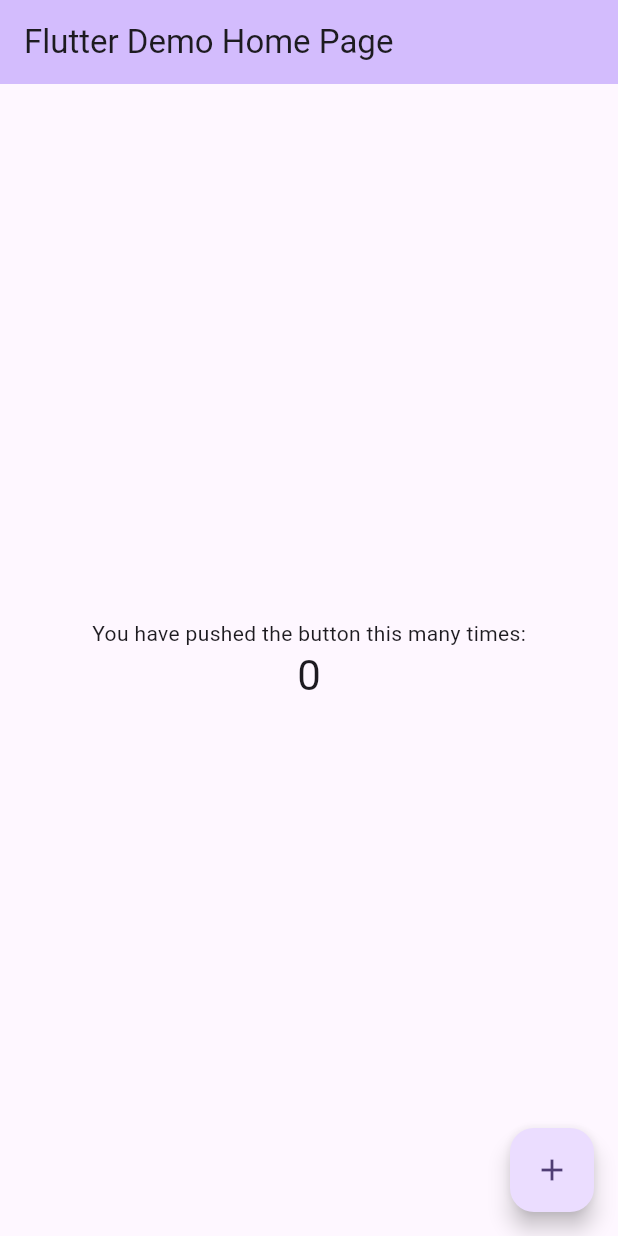
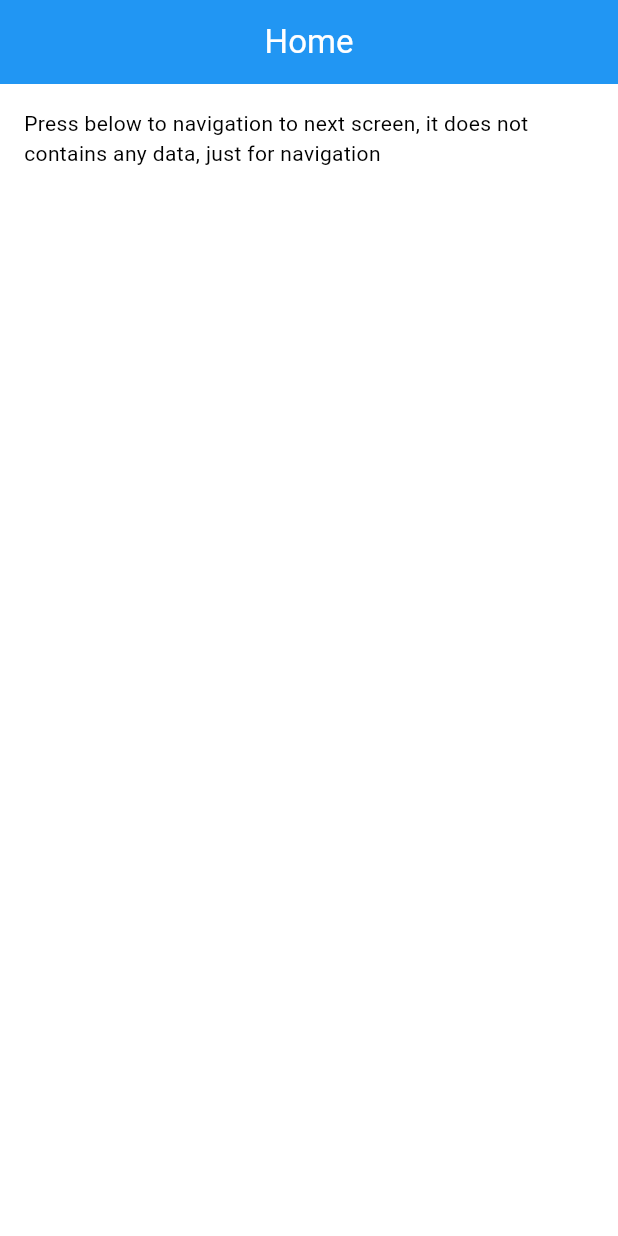
Before and after one commit to sameerkzconnect/flutter_routes_bloc, a Flutter app: the screen it shows after launch, on a phone screen of 412 x 824 dp. Run offline on Flutter 3.47's test engine with Material 3 defaults, Android fonts, the phone set to English and light mode, and no system bars; our stand-ins replace flutter_bloc; generated files the repository leaves out were written again.

Commit message:
Project created
1.Added two screen
2.Added i18 to store strings
3.Added cubit and common states

```diff
--- /dev/null
+++ b/l10n.yaml
@@ -0,0 +1,3 @@
+arb-dir: lib/l10n
+template-arb-file: intl_en.arb
+output-localization-file: app_localizations.dart
--- /dev/null
+++ b/lib/l10n/intl_en.arb
@@ -0,0 +1,10 @@
+{
+  "@@locale": "en",
+  "appTitle": "Flutter Sample Project",
+  "titleHomeScreen": "Home",
+  "titleListScreen": "List",
+  "titleErrorScreen": "Error",
+  "infoHome": "Press below to navigation to next screen, it does not contains any data, just for navigation",
+  "infoList": "Tap on any list item to pass data into next screen.",
+  "infoError": "Something wrong happened. Please go to previous screen."
+}
--- /dev/null
+++ b/lib/logic/events/screen_events.dart
@@ -0,0 +1 @@
+abstract class ScreenEvents{}
--- /dev/null
+++ b/lib/logic/states/screen_state.dart
@@ -0,0 +1,4 @@
+
+abstract class ScreenState{}
+
+class InitialScreenState extends ScreenState{}
--- a/lib/main.dart
+++ b/lib/main.dart
@@ -1,125 +1,17 @@
 import 'package:flutter/material.dart';
-
+import 'package:flutter_gen/gen_l10n/app_localizations.dart';
+import 'package:flutter_routes_bloc/routes/routes_app.dart';
 void main() {
-  runApp(const MyApp());
+  runApp( MaterialApp(
+    debugShowCheckedModeBanner: false,
+    onGenerateTitle: (context) =>  AppLocalizations.of(context)!.appTitle,
+    localizationsDelegates: AppLocalizations.localizationsDelegates,
+    supportedLocales: AppLocalizations.supportedLocales,
+    theme: ThemeData(
+      colorScheme: ColorScheme.fromSeed(seedColor: Colors.deepPurple),
+      useMaterial3: true,
+    ),
+    onGenerateRoute: AppRoutes().generatedRoutes,
+    initialRoute:  routeHome,
+  ));
 }
-
-class MyApp extends StatelessWidget {
-  const MyApp({super.key});
-
-  // This widget is the root of your application.
-  @override
-  Widget build(BuildContext context) {
-    return MaterialApp(
-      title: 'Flutter Demo',
-      theme: ThemeData(
-        // This is the theme of your application.
-        //
-        // TRY THIS: Try running your application with "flutter run". You'll see
-        // the application has a purple toolbar. Then, without quitting the app,
-        // try changing the seedColor in the colorScheme below to Colors.green
-        // and then invoke "hot reload" (save your changes or press the "hot
-        // reload" button in a Flutter-supported IDE, or press "r" if you used
-        // the command line to start the app).
-        //
-        // Notice that the counter didn't reset back to zero; the application
-        // state is not lost during the reload. To reset the state, use hot
-        // restart instead.
-        //
-        // This works for code too, not just values: Most code changes can be
-        // tested with just a hot reload.
-        colorScheme: ColorScheme.fromSeed(seedColor: Colors.deepPurple),
-        useMaterial3: true,
-      ),
-      home: const MyHomePage(title: 'Flutter Demo Home Page'),
-    );
-  }
-}
-
-class MyHomePage extends StatefulWidget {
-  const MyHomePage({super.key, required this.title});
-
-  // This widget is the home page of your application. It is stateful, meaning
-  // that it has a State object (defined below) that contains fields that affect
-  // how it looks.
-
-  // This class is the configuration for the state. It holds the values (in this
-  // case the title) provided by the parent (in this case the App widget) and
-  // used by the build method of the State. Fields in a Widget subclass are
-  // always marked "final".
-
-  final String title;
-
-  @override
-  State<MyHomePage> createState() => _MyHomePageState();
-}
-
-class _MyHomePageState extends State<MyHomePage> {
-  int _counter = 0;
-
-  void _incrementCounter() {
-    setState(() {
-      // This call to setState tells the Flutter framework that something has
-      // changed in this State, which causes it to rerun the build method below
-      // so that the display can reflect the updated values. If we changed
-      // _counter without calling setState(), then the build method would not be
-      // called again, and so nothing would appear to happen.
-      _counter++;
-    });
-  }
-
-  @override
-  Widget build(BuildContext context) {
-    // This method is rerun every time setState is called, for instance as done
-    // by the _incrementCounter method above.
-    //
-    // The Flutter framework has been optimized to make rerunning build methods
-    // fast, so that you can just rebuild anything that needs updating rather
-    // than having to individually change instances of widgets.
-    return Scaffold(
-      appBar: AppBar(
-        // TRY THIS: Try changing the color here to a specific color (to
-        // Colors.amber, perhaps?) and trigger a hot reload to see the AppBar
-        // change color while the other colors stay the same.
-        backgroundColor: Theme.of(context).colorScheme.inversePrimary,
-        // Here we take the value from the MyHomePage object that was created by
-        // the App.build method, and use it to set our appbar title.
-        title: Text(widget.title),
-      ),
-      body: Center(
-        // Center is a layout widget. It takes a single child and positions it
-        // in the middle of the parent.
-        child: Column(
-          // Column is also a layout widget. It takes a list of children and
-          // arranges them vertically. By default, it sizes itself to fit its
-          // children horizontally, and tries to be as tall as its parent.
-          //
-          // Column has various properties to control how it sizes itself and
-          // how it positions its children. Here we use mainAxisAlignment to
-          // center the children vertically; the main axis here is the vertical
-          // axis because Columns are vertical (the cross axis would be
-          // horizontal).
-          //
-          // TRY THIS: Invoke "debug painting" (choose the "Toggle Debug Paint"
-          // action in the IDE, or press "p" in the console), to see the
-          // wireframe for each widget.
-          mainAxisAlignment: MainAxisAlignment.center,
-          children: <Widget>[
-            const Text(
-              'You have pushed the button this many times:',
-            ),
-            Text(
-              '$_counter',
-              style: Theme.of(context).textTheme.headlineMedium,
-            ),
-          ],
-        ),
-      ),
-      floatingActionButton: FloatingActionButton(
-        onPressed: _incrementCounter,
-        tooltip: 'Increment',
-        child: const Icon(Icons.add),
-      ), // This trailing comma makes auto-formatting nicer for build methods.
-    );
-  }
-}
--- /dev/null
+++ b/lib/presentation/screens/home_screen.dart
@@ -0,0 +1,31 @@
+
+import 'package:flutter/material.dart';
+import 'package:flutter_gen/gen_l10n/app_localizations.dart';
+import '../widgets/app_bar.dart';
+import '../widgets/info_text.dart';
+import '../widgets/scaffold_app.dart';
+
+class HomeScreen extends StatelessWidget{
+  const HomeScreen({super.key});
+
+  @override
+  Widget build(BuildContext context) {
+    return  SafeArea(
+        child:  Scaffold(
+        appBar:TextAppBar(AppLocalizations.of(context)!.titleHomeScreen),
+       body: Container(
+         padding: const EdgeInsets.all(16),
+         color: Colors.white,
+         child: Center(
+              child: Column(
+              children: [
+                InfoText(infoText: AppLocalizations.of(context)!.infoHome,),
+
+            ],
+          ),
+          ),
+       ),
+        )
+    );
+  }
+}
--- /dev/null
+++ b/lib/presentation/widgets/app_bar.dart
@@ -0,0 +1,26 @@
+
+
+import 'package:flutter/material.dart';
+
+class TextAppBar extends StatelessWidget implements PreferredSizeWidget {
+  final String title;
+  @override
+  Widget build(BuildContext context) {
+     return
+       AppBar(
+         centerTitle: true,
+         backgroundColor: Colors.blue,
+         title: Text(
+           title,
+           style: const TextStyle(
+               color: Colors.white
+           ),
+         ) ,
+       );
+     }
+
+  const TextAppBar(this.title);
+
+  @override
+  Size get preferredSize => const Size.fromHeight(kToolbarHeight);
+}
--- /dev/null
+++ b/lib/presentation/widgets/info_text.dart
@@ -0,0 +1,15 @@
+
+
+
+import 'package:flutter/material.dart';
+
+class InfoText extends StatelessWidget {
+  const InfoText({required this.infoText ,super.key});
+ final String infoText;
+  @override
+  Widget build(BuildContext context) {
+   return Text(infoText,style: const TextStyle(
+     color: Colors.black
+   ),);
+  }
+}
```
Also changed, not shown: lib/logic/blocs/home_cubit.dart (added, +10 -0 lines), lib/logic/blocs/list_cubit.dart (added, +9 -0 lines), lib/presentation/screens/commonscreens/error_screen.dart (added, +26 -0 lines), lib/presentation/screens/list_screen.dart (added, +21 -0 lines), lib/presentation/widgets/scaffold_app.dart (added, +18 -0 lines), lib/routes/routes_app.dart (added, +34 -0 lines), pubspec.yaml (+6 -68 lines), lib/presentation/screens/commonscreens/loading_screen.dart (added), lib/presentation/screens/commonscreens/no_data_screen.dart (added), 3 other files.
